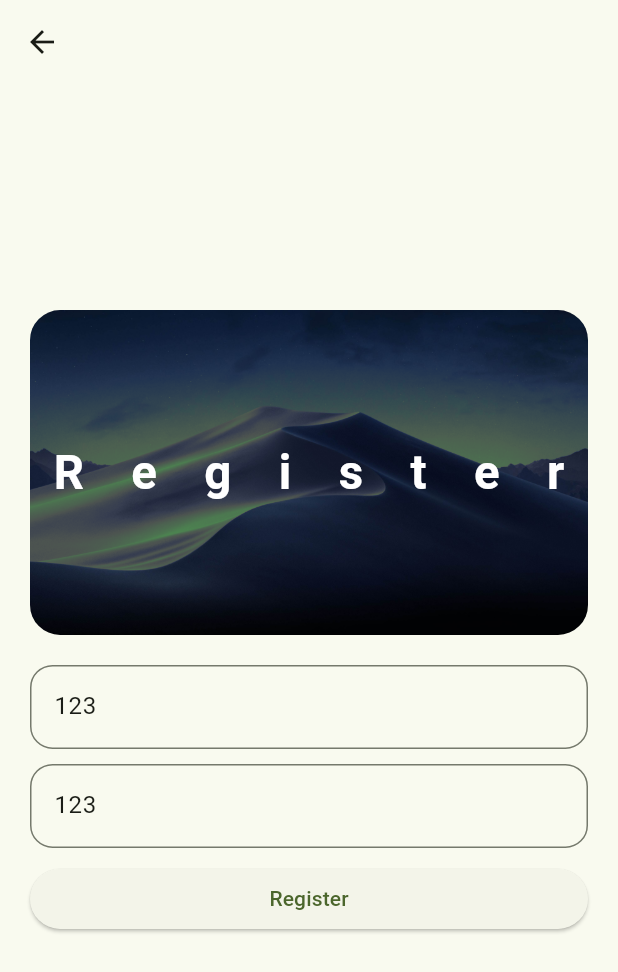
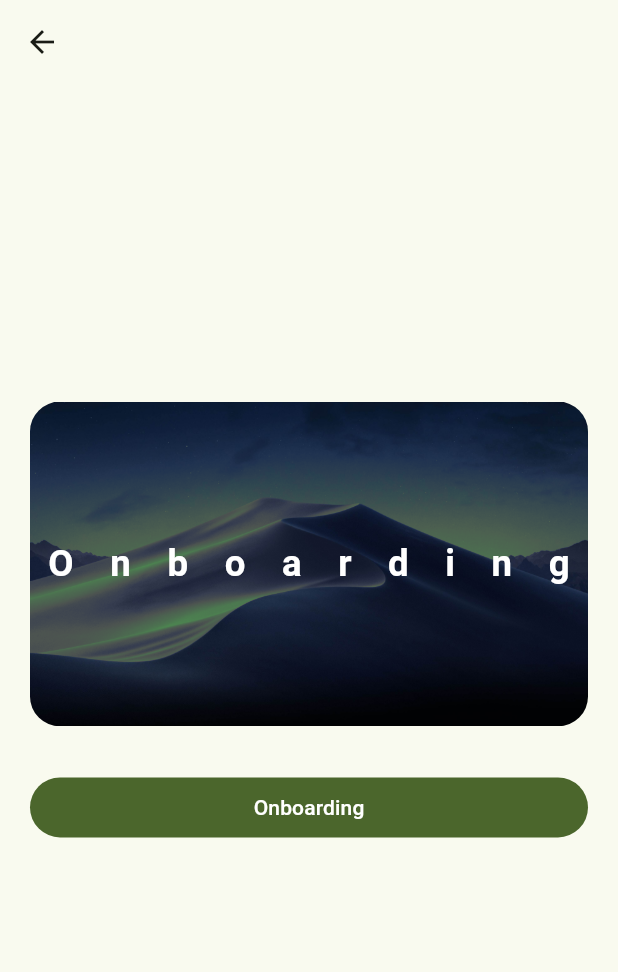
Before and after one commit to rizwanmustafa/summer-2025-internship-flutter_mapp-flutter_course, a Flutter app: the WidgetTree screen opened directly, item 2 of the bottom bar chosen, after a tap on "Logout", after a tap on "Get Started", on a phone screen of 412 x 824 dp. Shown: the top 972 px of the screen. Run offline on Flutter 3.47's test engine with Material 3 defaults, Android fonts, the phone set to English and light mode, and no system bars; our stand-ins replace lottie, shared_preferences; accounts and stored records are empty.

Commit message:
feat: finished till initial creation of onboarding page

```diff
--- a/lib/data/constants.dart
+++ b/lib/data/constants.dart
@@ -9,3 +9,7 @@ class KTextStyle {
 
   static const TextStyle descriptionText = TextStyle(fontSize: 16);
 }
+
+class KConstants {
+  static const String isDarkModeKey = 'dark_mode';
+}
--- a/lib/main.dart
+++ b/lib/main.dart
@@ -1,6 +1,8 @@
 import 'package:flutter/material.dart';
+import 'package:flutter_tutorial/data/constants.dart';
 import 'package:flutter_tutorial/data/notifiers.dart';
 import 'package:flutter_tutorial/views/pages/welcome_page.dart';
+import 'package:shared_preferences/shared_preferences.dart';
 
 void main() {
   runApp(const MyApp());
@@ -25,8 +27,26 @@ class _MyHomePageState extends State<MyHomePage> {
   }
 }
 
-class MyApp extends StatelessWidget {
+class MyApp extends StatefulWidget {
   const MyApp({super.key});
+
+  @override
+  State<MyApp> createState() => _MyAppState();
+}
+
+class _MyAppState extends State<MyApp> {
+  @override
+  void initState() {
+    initThemeMode();
+    super.initState();
+  }
+
+  void initThemeMode() async {
+    final SharedPreferences prefs = await SharedPreferences.getInstance();
+    final bool isDarkMode = prefs.getBool(KConstants.isDarkModeKey) ?? false;
+
+    isDarkModeNotifier.value = isDarkMode;
+  }
 
   @override
   Widget build(BuildContext context) {
--- /dev/null
+++ b/lib/views/pages/onboarding_page.dart
@@ -0,0 +1,46 @@
+import 'package:flutter/material.dart';
+import 'package:flutter_tutorial/views/pages/login_page.dart';
+import 'package:flutter_tutorial/views/widget_tree.dart';
+import 'package:flutter_tutorial/views/widgets/hero_widget.dart';
+
+class OnboardingPage extends StatelessWidget {
+  const OnboardingPage({super.key});
+
+  @override
+  Widget build(BuildContext context) {
+    return Scaffold(
+      appBar: AppBar(),
+      body: Center(
+        child: SingleChildScrollView(
+          child: Padding(
+            padding: const EdgeInsets.all(20.0),
+            child: Column(
+              children: [
+                HeroWidget(title: 'Onboarding'),
+                SizedBox(height: 20.0),
+
+                SizedBox(height: 10),
+
+                FilledButton(
+                  style: FilledButton.styleFrom(
+                    minimumSize: Size(double.infinity, 40.0),
+                  ),
+                  onPressed: () {
+                    Navigator.push(
+                      context,
+                      MaterialPageRoute(
+                        builder: (context) => LoginPage(title: 'Register'),
+                      ),
+                    );
+                  },
+                  child: Text('Onboarding'),
+                ),
+                SizedBox(height: 50),
+              ],
+            ),
+          ),
+        ),
+      ),
+    );
+  }
+}
--- a/lib/views/pages/welcome_page.dart
+++ b/lib/views/pages/welcome_page.dart
@@ -1,5 +1,6 @@
 import 'package:flutter/material.dart';
 import 'package:flutter_tutorial/views/pages/login_page.dart';
+import 'package:flutter_tutorial/views/pages/onboarding_page.dart';
 import 'package:lottie/lottie.dart';
 
 class WelcomePage extends StatelessWidget {
@@ -41,9 +42,7 @@ class WelcomePage extends StatelessWidget {
                     // It can come in handy like if a user logs in and you don't want them to return back to the login page,you can use this to push home page as the replacement to the login page.
                     Navigator.push(
                       context,
-                      MaterialPageRoute(
-                        builder: (context) => LoginPage(title: 'Register'),
-                      ),
+                      MaterialPageRoute(builder: (context) => OnboardingPage()),
                     );
                   },
                   child: Text('Get Started'),
--- a/pubspec.yaml
+++ b/pubspec.yaml
@@ -35,6 +35,7 @@ dependencies:
   # Use with the CupertinoIcons class for iOS style icons.
   cupertino_icons: ^1.0.8
   lottie: ^3.3.1
+  shared_preferences: ^2.5.3
 
 dev_dependencies:
   flutter_test:
```
Also changed, not shown: lib/views/pages/login_page.dart (+6 -5 lines), lib/views/widget_tree.dart (+10 -1 lines), pubspec.lock, 14 other files.
